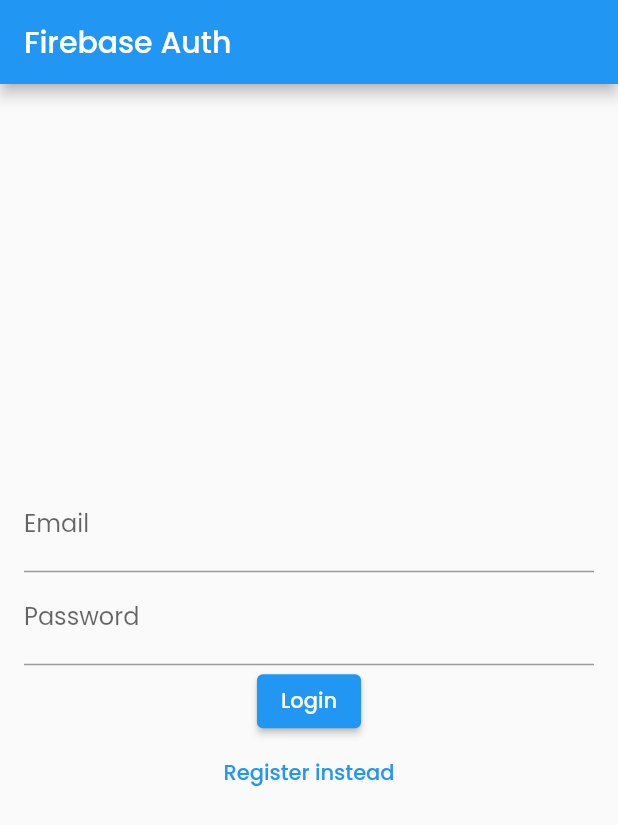
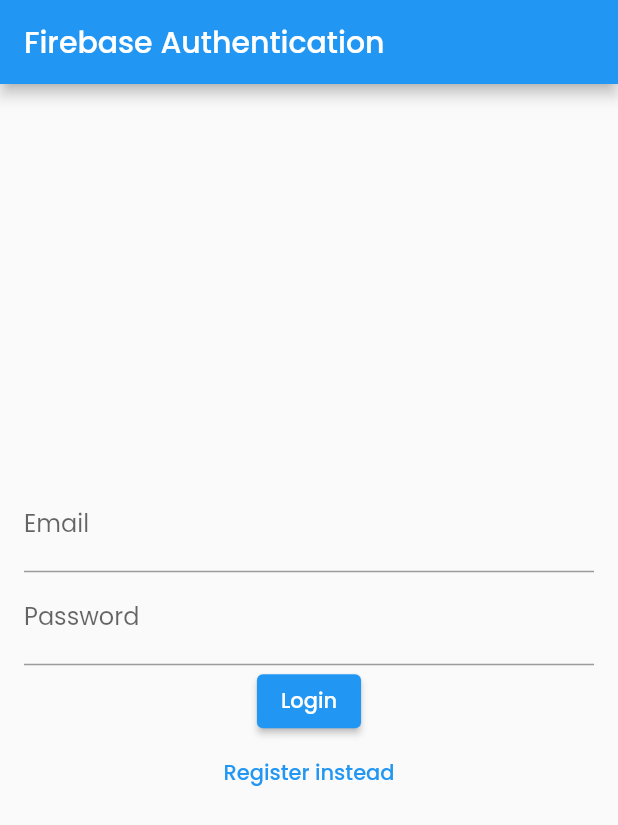
Before and after one commit to JiayueMeng/Flutter_Habit, a Flutter app: the screen it shows after launch, on a phone screen of 412 x 824 dp. Shown: the top 825 px of the screen. Run offline on Flutter 3.47's test engine with Material 2 defaults, Android fonts, the phone set to English and light mode, and no system bars; our stand-ins replace firebase_auth, firebase_core, firebase_database, flutter_svg; accounts and stored records are empty.

Commit message:
changed authentication

```diff
--- a/lib/main.dart
+++ b/lib/main.dart
@@ -1,5 +1,4 @@
 import 'package:flutter/material.dart';
-import 'package:mas_programming1/pages/home.dart';
 import 'package:firebase_core/firebase_core.dart';
 import 'firebase_options.dart';
 import '../widget_tree.dart';
--- a/lib/pages/login_register_page.dart
+++ b/lib/pages/login_register_page.dart
@@ -43,7 +43,7 @@
   }
 
   Widget _title() {
-    return const Text('Firebase Auth');
+    return const Text('Firebase Authentication');
   }
 
   Widget _entryField(
```
